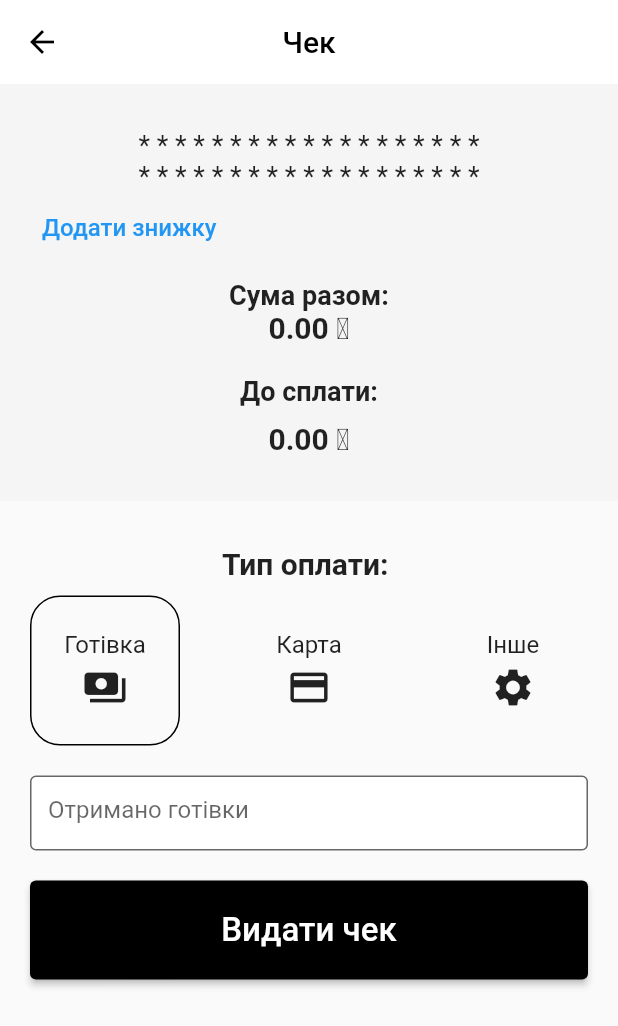
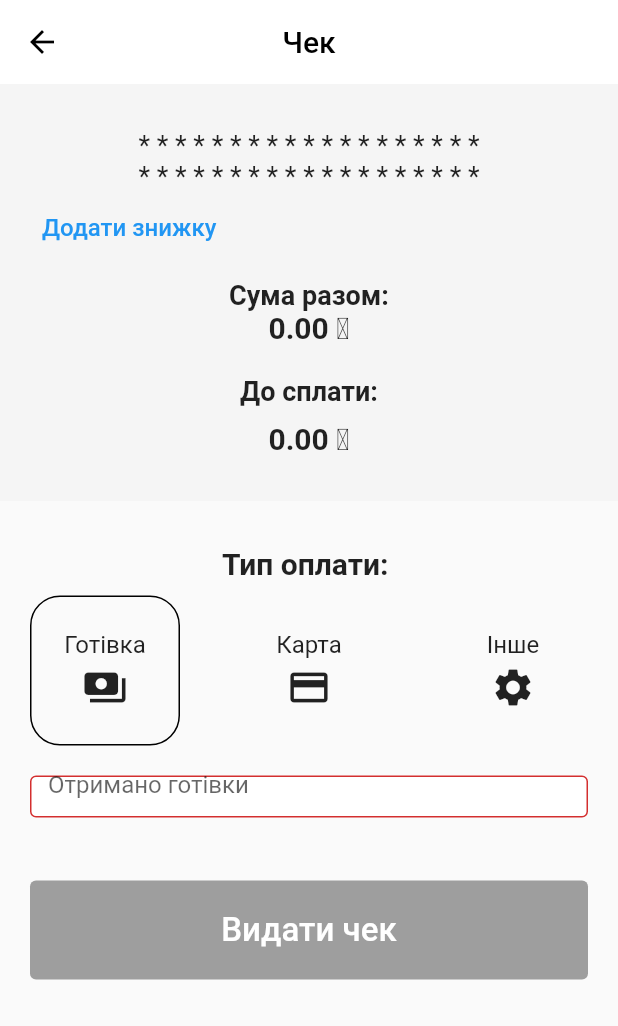
Before and after one commit to OlehNechyporuk/check_bloc, a Flutter app: the ReceiptAddPage screen opened by its route, after a tap on "Додати знижку", after a tap on "Готівка", on a phone screen of 412 x 824 dp. Shown: the top 1026 px of the screen. Run offline on Flutter 3.47's test engine with Material 2 defaults, Android fonts, the phone set to English and light mode, and no system bars; our stand-ins replace bloc, dartz, equatable, flutter_bloc, flutter_secure_storage, go_router and 1 more; accounts and stored records are empty; network calls fail.

Commit message:
fix show receipt and fix for run real device

```diff
--- a/lib/domain/repository/receipt_repository.dart
+++ b/lib/domain/repository/receipt_repository.dart
@@ -4,7 +4,6 @@ import 'package:dartz/dartz.dart';
 
 abstract class ReceiptRepository {
   const ReceiptRepository();
-  Future<Receipt?> add(Receipt receipt);
+  Future<Either<Failure, Receipt>> add(Receipt receipt);
   Future<Either<Failure, List<Receipt>>> receipts();
-  Future<String?> getHtml(String id);
 }
--- a/lib/presentation/blocs/receipt_bloc/receipt_state.dart
+++ b/lib/presentation/blocs/receipt_bloc/receipt_state.dart
@@ -2,23 +2,65 @@ part of 'receipt_bloc.dart';
 
 class ReceiptState extends Equatable {
   final Receipt? receipt;
-  final double? price;
-  final double? quantity;
+  final double? productPrice;
+  final double? productQuantity;
+  final BlocStateStatus status;
+  final String? errorText;
+  final String? lastReceiptId;
 
-  const ReceiptState(this.receipt, this.price, this.quantity);
+  const ReceiptState({
+    required this.receipt,
+    required this.productPrice,
+    required this.productQuantity,
+    required this.status,
+    required this.errorText,
+    required this.lastReceiptId,
+  });
+
+  const ReceiptState.empty()
+      : receipt = const Receipt(
+          payments: [
+            ReceiptPayment(
+              label: 'Готівка',
+              type: 'CASH',
+            )
+          ],
+          goods: [],
+          discounts: [],
+          bonuses: [],
+          rounding: true,
+        ),
+        productPrice = null,
+        productQuantity = null,
+        status = BlocStateStatus.initial,
+        errorText = null,
+        lastReceiptId = null;
 
   @override
-  List<Object?> get props => [receipt, price, quantity];
+  List<Object?> get props => [
+        receipt,
+        productPrice,
+        productQuantity,
+        status,
+        errorText,
+        lastReceiptId
+      ];
 
   ReceiptState copyWith({
     Receipt? receipt,
-    double? price,
-    double? quantity,
+    double? productPrice,
+    double? productQuantity,
+    BlocStateStatus? status,
+    String? errorText,
+    String? lastReceiptId,
   }) {
     return ReceiptState(
-      receipt ?? this.receipt,
-      price,
-      quantity,
+      receipt: receipt ?? this.receipt,
+      productPrice: productPrice,
+      productQuantity: productQuantity,
+      status: status ?? this.status,
+      errorText: errorText,
+      lastReceiptId: lastReceiptId,
     );
   }
 }
--- a/lib/presentation/pages/home/wigets/receipt_widget.dart
+++ b/lib/presentation/pages/home/wigets/receipt_widget.dart
@@ -10,12 +10,9 @@ class ReceiptWidget extends StatelessWidget {
 
   @override
   Widget build(BuildContext context) {
-    final receipt = context.watch<ReceiptBloc>().state.receipt;
-    return receipt == null
-        ? const SizedBox()
-        : BlocBuilder<ReceiptBloc, ReceiptState>(
+    return BlocBuilder<ReceiptBloc, ReceiptState>(
       builder: (context, state) {
-              return receipt.info['sum']! == 0
+        return state.receipt?.info['sum']! == 0
             ? const SizedBox()
             : ElevatedButton(
                 onPressed: () {
@@ -28,9 +25,8 @@ class ReceiptWidget extends StatelessWidget {
                   backgroundColor: MaterialStatePropertyAll(Colors.black),
                 ),
                 child: Text(
-                        '${receipt.info['sum']?.toUAH()} ₴ ${receipt.info['total']?.toInt().toString()} од.',
-                        style:
-                            const TextStyle(color: Colors.white, fontSize: 17),
+                  '${state.receipt?.info['sum']?.toUAH()} ₴ ${state.receipt?.info['total']?.toInt().toString()} од.',
+                  style: const TextStyle(color: Colors.white, fontSize: 17),
                 ),
               );
       },
--- a/lib/presentation/pages/home/wigets/search_product_widget.dart
+++ b/lib/presentation/pages/home/wigets/search_product_widget.dart
@@ -19,7 +19,7 @@ class SearchProductWiget extends StatelessWidget {
               if (timer != null) {
                 timer?.cancel();
               }
-              timer = Timer(const Duration(milliseconds: 400), () {
+              timer = Timer(const Duration(milliseconds: 350), () {
                 context.read<ProductsBloc>().add(ProductsSearchEvent(value));
               });
             },
--- a/lib/presentation/pages/home/wigets/shift_widget.dart
+++ b/lib/presentation/pages/home/wigets/shift_widget.dart
@@ -63,7 +63,7 @@ class _ShiftClosed extends StatelessWidget {
             child: CircularProgressIndicator(),
           );
         }
-        if (state.status == BlocStateStatus.success) {
+
         return ActionChip(
           label: const Text('Закрита'),
           labelStyle: const TextStyle(color: Colors.white, fontSize: 12),
@@ -78,8 +78,6 @@ class _ShiftClosed extends StatelessWidget {
             }
           },
         );
-        }
-        return const SizedBox();
       },
     );
   }
@@ -179,8 +177,7 @@ _showRegisterShiftAction(BuildContext context, CashRegister? register) {
     builder: (context) {
       return AlertDialog(
         title: Text('Каса: $name'),
-        content: SizedBox(
-          height: 300,
+        content: SingleChildScrollView(
           child: Column(
             children: [
               Text(address),
--- a/lib/presentation/pages/receipt/widget/receipt_result_widget.dart
+++ b/lib/presentation/pages/receipt/widget/receipt_result_widget.dart
@@ -42,9 +42,8 @@ class TotalSumWidget extends StatelessWidget {
   Widget build(BuildContext context) {
     return BlocBuilder<ReceiptBloc, ReceiptState>(
       builder: (context, state) {
-        final total = context.read<ReceiptBloc>().state.receipt;
-        final payment =
-            context.read<ReceiptBloc>().state.receipt?.payments?.first;
+        final total = state.receipt;
+        final payment = state.receipt?.payments?.first;
 
         return Column(
           crossAxisAlignment: CrossAxisAlignment.center,
--- a/lib/presentation/pages/receipt/widget/service_payments_widget.dart
+++ b/lib/presentation/pages/receipt/widget/service_payments_widget.dart
@@ -1,3 +1,4 @@
+import 'package:check_bloc/config/constants.dart';
 import 'package:check_bloc/data/checkbox/repository/payment_repository_impl.dart';
 import 'package:check_bloc/main.dart';
 import 'package:check_bloc/presentation/blocs/receipt_bloc/receipt_bloc.dart';
@@ -30,14 +31,20 @@ class _ServicePaymentsWidgetState extends State<ServicePaymentsWidget> {
   }
 
   bool isValid(double total) {
+    if (current == PaymentType.card) {
+      return true;
+    } else if (current == PaymentType.cash) {
       final cash = currentCash;
 
       if (cash == null) {
-      return true;
+        return false;
       }
 
       if ((cash) >= total) {
         return true;
+      }
+
+      return false;
     }
 
     return false;
@@ -55,11 +62,23 @@ class _ServicePaymentsWidgetState extends State<ServicePaymentsWidget> {
 
   @override
   Widget build(BuildContext context) {
-    return BlocBuilder<ReceiptBloc, ReceiptState>(
+    return BlocListener<ReceiptBloc, ReceiptState>(
+      listener: (context, state) {
+        if (state.status == BlocStateStatus.failure) {
+          if (state.errorText != null) {
+            ScaffoldMessenger.of(context).showSnackBar(
+              SnackBar(
+                content: Text('${state.errorText}'),
+              ),
+            );
+          }
+        }
+      },
+      child: BlocBuilder<ReceiptBloc, ReceiptState>(
         builder: (context, state) {
-        if (state.receipt?.id != null) {
+          if (state.lastReceiptId != null) {
             WidgetsBinding.instance.addPostFrameCallback((_) {
-            final id = state.receipt?.id;
+              final id = state.lastReceiptId;
               if (id != null) {
                 showReceiptModal(context: context, id: id, goHome: true);
               }
@@ -89,18 +108,20 @@ class _ServicePaymentsWidgetState extends State<ServicePaymentsWidget> {
               const SizedBox(height: 20),
               SizedBox(
                 width: double.maxFinite,
-              child: ElevatedButton(
-                onPressed: () {
-                  if (state.receipt?.goods != null &&
-                      state.receipt!.goods!.isNotEmpty) {
-                    context.read<ReceiptBloc>().add(ReceiptAddEvent());
+                child: state.status == BlocStateStatus.loading
+                    ? const Center(child: CircularProgressIndicator())
+                    : ElevatedButton(
+                        onPressed: isValid(state.receipt?.info['paid'] ?? 0)
+                            ? () {
+                                context
+                                    .read<ReceiptBloc>()
+                                    .add(ReceiptAddEvent());
                               }
-                },
-                style: const ButtonStyle(
-                  backgroundColor: MaterialStatePropertyAll(Colors.black),
-                  padding: MaterialStatePropertyAll(
-                    EdgeInsets.symmetric(vertical: 20),
-                  ),
+                            : null,
+                        style: ElevatedButton.styleFrom(
+                          backgroundColor: Colors.black,
+                          disabledBackgroundColor: Colors.grey,
+                          padding: const EdgeInsets.symmetric(vertical: 20),
                         ),
                         child: const Text(
                           'Видати чек',
@@ -111,6 +132,7 @@ class _ServicePaymentsWidgetState extends State<ServicePaymentsWidget> {
             ],
           );
         },
+      ),
     );
   }
 }
--- a/pubspec.yaml
+++ b/pubspec.yaml
@@ -22,7 +22,6 @@ dependencies:
   flutter_secure_storage: ^8.0.0
   json_annotation: ^4.8.0
   shared_preferences: ^2.0.20
-  webview_flutter: ^4.0.7
   dartz: ^0.10.1
 
 
```
Also changed, not shown: lib/data/checkbox/data_provider/receipt_api_provider.dart (+11 -6 lines), lib/data/checkbox/repository/receipt_repository_impl.dart (+4 -9 lines), lib/presentation/blocs/receipt_bloc/receipt_bloc.dart (+29 -62 lines), lib/presentation/widgets/receipt_modal.dart (+34 -14 lines), pubspec.lock, 4 other files. Lines whose indentation alone changed are shown as unchanged.
